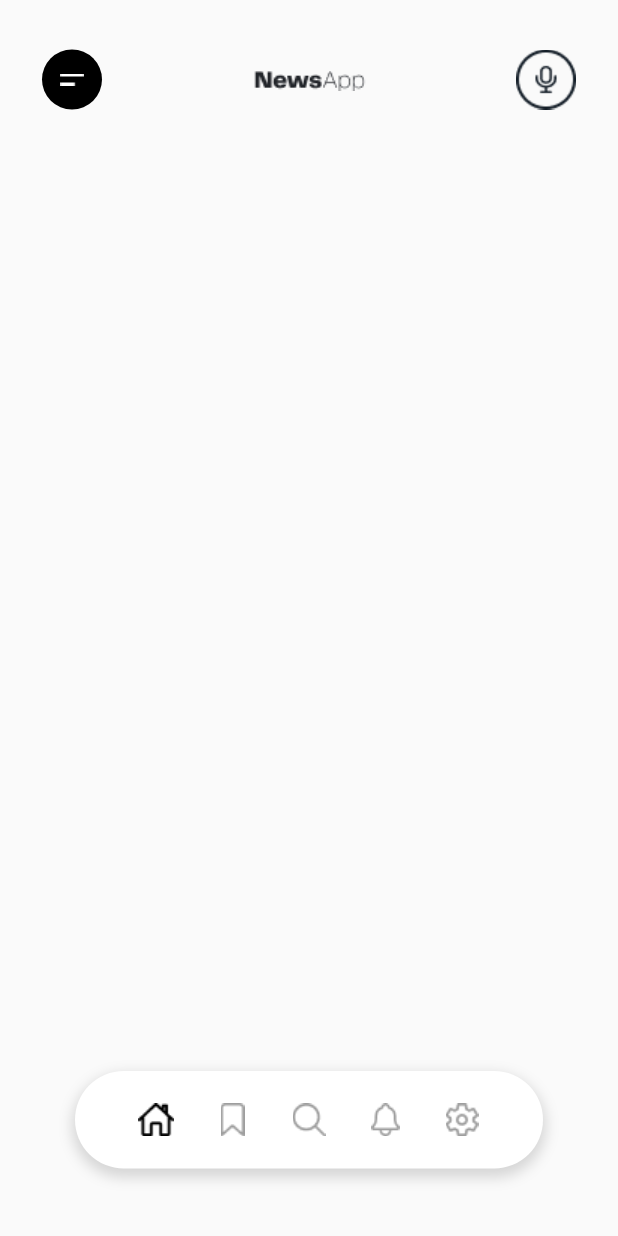
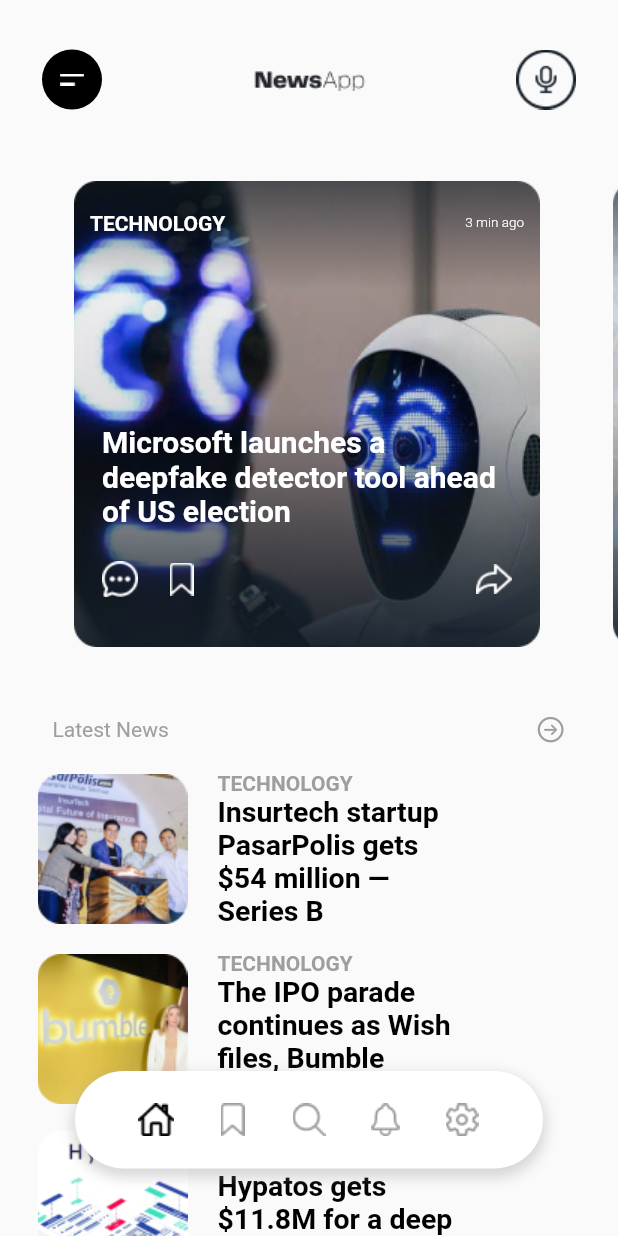
Before and after one commit to hosivay/news_app, a Flutter app: the screen it shows after launch, on a phone screen of 412 x 824 dp. Run offline on Flutter 3.47's test engine with Material 2 defaults, Android fonts, the phone set to English and light mode, and no system bars.

Commit message:
Home Page

```diff
--- /dev/null
+++ b/lib/feature/feature_Home/data/NewsData.dart
@@ -0,0 +1,17 @@
+
+
+
+      var newsData = [
+        {
+          "image" : "lib/assets/News1.png",
+          "title" :  "Insurtech startup PasarPolis gets \$54 million — Series B",
+        },
+         {
+          "image" : "lib/assets/News2.png",
+          "title" :  "The IPO parade continues as Wish files, Bumble targets",
+        },
+         {
+          "image" : "lib/assets/News3.png",
+          "title" :  "Hypatos gets \$11.8M for a deep learning approach",
+        }
+      ];
--- a/lib/feature/feature_Home/presentation/screens/HomePage.dart
+++ b/lib/feature/feature_Home/presentation/screens/HomePage.dart
@@ -1,4 +1,7 @@
+// ignore: file_names
+import 'package:flutter/cupertino.dart';
 import 'package:flutter/material.dart';
+import 'package:news_app/feature/feature_Home/data/NewsData.dart';
 import 'package:news_app/feature/feature_Home/presentation/widgets/HomePage_widgets.dart';
 
 class HomePage extends StatelessWidget {
@@ -8,30 +11,102 @@ class HomePage extends StatelessWidget {
   Widget build(BuildContext context) {
     return Scaffold(
       body: SafeArea(
-        child: Column(
-          children: [
-            Appbar()
-          ],
+        child: SingleChildScrollView(
+          physics: const BouncingScrollPhysics(),
+          child: Column(
+            children: [
+              Appbar(),
+              SingleChildScrollView(
+                scrollDirection: Axis.horizontal,
+                physics: const BouncingScrollPhysics(),
+                child: SizedBox(
+                    width: MediaQuery.sizeOf(context).width * 2,
+                    height: 350,
+                    child: Row(
+                      children: [
+                        const SizedBox(
+                          width: 25,
+                        ),
+                        ListView.builder(
+                          itemCount: 2,
+                          scrollDirection: Axis.horizontal,
+                          shrinkWrap: true,
+                          physics: const NeverScrollableScrollPhysics(),
+                          itemBuilder: (context, index) {
+                            return BannerWidget(index, context);
+                          },
+                        ),
+                      ],
+                    )),
+              ),
+              const Padding(
+                padding: EdgeInsets.fromLTRB(35, 25, 35, 10),
+                child: Row(
+                  mainAxisAlignment: MainAxisAlignment.spaceBetween,
+                  children: [
+                    Text(
+                      "Latest News",
+                      style: TextStyle(
+                        color: Colors.grey,
+                      ),
+                    ),
+                    Icon(
+                      CupertinoIcons.arrow_right_circle,
+                      size: 20,
+                      color: Colors.grey,
+                    )
+                  ],
+                ),
+              ),
+              ListView.builder(
+                itemCount: 3,
+                shrinkWrap: true,
+                physics: const BouncingScrollPhysics(),
+                itemBuilder: (context, index) {
+                  return Padding(
+                    padding: const EdgeInsets.fromLTRB(25, 8, 25, 8),
+                    child: Row(
+                      children: [
+                        Image.asset( newsData[index]["image"] as String,),
+                        Padding(
+                          padding: const EdgeInsets.fromLTRB(20, 0, 0, 0),
+                          child: Column(
+                            children: [
+                              const SizedBox(
+                                width: 170,
+                                child: Text(
+                                  "TECHNOLOGY",
+                                  style: TextStyle(
+                                      color: Colors.grey,
+                                      fontWeight: FontWeight.bold),
+                                ),
+                              ),
+                              SizedBox(
+                                width: 170,
+                                child: Text(
+                                  newsData[index]["title"] as String,
+                                  style: const TextStyle(
+                                      color: Colors.black,
+                                      fontSize: 19,
+                                      fontWeight: FontWeight.bold),
+                                ),
+                              ),
+                            ],
+                          ),
+                        )
+                      ],
+                    ),
+                  );
+                },
+              )
+            ],
+          ),
         ),
       ),
     );
   }
-
-
 }
 
-class BookMarkPage extends StatelessWidget {
-  const BookMarkPage({super.key});
-
-  @override
-  Widget build(BuildContext context) {
-    return Scaffold(
-      appBar: AppBar(
-        title: Text("BookMarkPage"),
-      ),
-    );
-  }
-}
 
 class SearchPage extends StatelessWidget {
   const SearchPage({super.key});
--- a/lib/feature/feature_Home/presentation/widgets/HomePage_widgets.dart
+++ b/lib/feature/feature_Home/presentation/widgets/HomePage_widgets.dart
@@ -1,10 +1,10 @@
+// ignore: file_names
 import 'package:flutter/material.dart';
 
 // ignore: non_constant_identifier_names
-Widget Appbar() {
+Widget Appbar({bool? showTitle = true}) {
   return Padding(
-    padding: const EdgeInsets.fromLTRB(20, 25, 20, 0),
-    child: Container(
+    padding: const EdgeInsets.fromLTRB(20, 25, 20, 20),
     child: Row(
       mainAxisAlignment: MainAxisAlignment.spaceBetween,
       crossAxisAlignment: CrossAxisAlignment.center,
@@ -16,13 +16,89 @@ Widget Appbar() {
               backgroundColor: Colors.black,
               child: Image.asset("lib/assets/Combined_Shape.png")),
         ),
-          Image.asset("lib/assets/Title.png"),
+        Visibility(
+          visible: showTitle!,
+          child: Image.asset(
+            "lib/assets/Title.png",
+          ),
+        ),
         Padding(
           padding: const EdgeInsets.all(8.0),
           child: Image.asset("lib/assets/Podcast_Icon.png"),
         ),
       ],
     ),
-    ),
   );
 }
+
+// ignore: non_constant_identifier_names
+Widget BannerWidget(int index, BuildContext context) {
+  return Stack(
+    children: [
+      Padding(
+          padding: const EdgeInsets.all(8.0),
+          child: Image.asset("lib/assets/NewsBanner${index + 1}.png",
+              width: MediaQuery.sizeOf(context).width / 1.2)),
+      const Positioned(
+          top: 40,
+          left: 35,
+          right: 35,
+          child: Row(
+            mainAxisAlignment: MainAxisAlignment.spaceBetween,
+            children: [
+              Text(
+                "TECHNOLOGY",
+                style:
+                    TextStyle(color: Colors.white, fontWeight: FontWeight.bold),
+              ),
+              Text(
+                "3 min ago",
+                style: TextStyle(
+                    color: Colors.white,
+                    fontWeight: FontWeight.w300,
+                    fontSize: 9),
+              )
+            ],
+          )),
+      Positioned(
+          bottom: 45,
+          left: 35,
+          right: 35,
+          child: Column(
+            children: [
+              const Padding(
+                padding: EdgeInsets.fromLTRB(8, 8, 8, 14),
+                child: Text(
+                  "Microsoft launches a deepfake detector tool ahead of US election",
+                  style: TextStyle(
+                      color: Colors.white,
+                      fontSize: 20,
+                      fontWeight: FontWeight.bold),
+                ),
+              ),
+              Padding(
+                padding: const EdgeInsets.all(8.0),
+                child: Row(
+                  children: [
+                    Image.asset(
+                      "lib/assets/chat_icon.png",
+                    ),
+                    const SizedBox(
+                      width: 21,
+                    ),
+                    Image.asset(
+                      "lib/assets/Bookmarks_Icon.png",
+                      color: Colors.white,
+                    ),
+                    const Spacer(),
+                    Image.asset(
+                      "lib/assets/arrow-redo-outline.png",
+                    ),
+                  ],
+                ),
+              )
+            ],
+          ))
+    ],
+  );
+}
--- a/lib/feature/feature_NavigationBar/presentation/screens/NavBar.dart
+++ b/lib/feature/feature_NavigationBar/presentation/screens/NavBar.dart
@@ -1,5 +1,7 @@
+// ignore: file_names
 import 'package:flutter/material.dart';
 import 'package:news_app/feature/feature_Home/presentation/screens/HomePage.dart';
+import 'package:news_app/feature/feature_bookmark/presentation/screens/BookmarkPage.dart';
 
 class NavPage extends StatefulWidget {
   const NavPage({Key? key}) : super(key: key);
@@ -42,6 +44,7 @@ class _NavPageState extends State<NavPage> {
         children: [
           Positioned.fill(
               child: PageView(
+            physics: const NeverScrollableScrollPhysics(),
             scrollDirection: Axis.horizontal,
             onPageChanged: (index) {
               setState(() {
```
Also changed, not shown: lib/assets/News1.png (added), lib/assets/News2.png (added), lib/assets/News3.png (added), lib/assets/NewsBanner1.png (added), lib/assets/NewsBanner2.png (added). Lines whose indentation alone changed are shown as unchanged.
